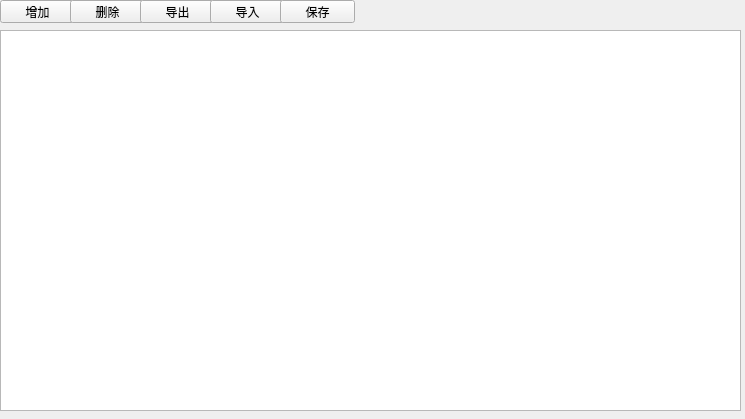
First picture: the form in step4_1.ui, repository albert2lyu/QualityFunctionDeployment, before the edit.
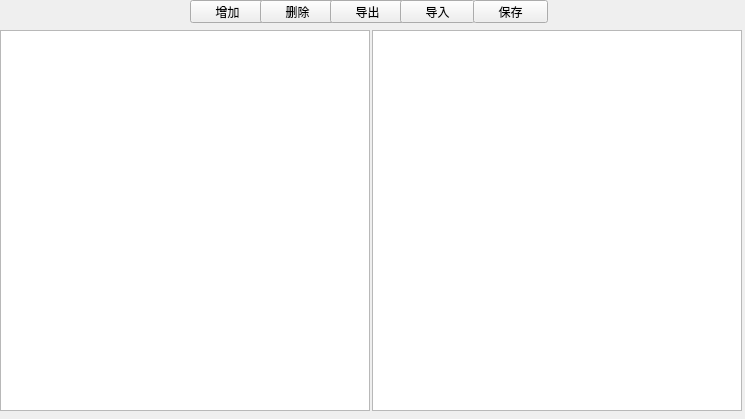
Second picture: the form after the edit.

Commit message: 修改Step4的表格UI 分为两个子表格 左半部分为多选框 负责将数据库中的数据导入并选择 右半部分为输入框 将输入结果保存 点击增加 删除 导 入 导出可以对右侧的表格进行修改 保存可以将两个表的数据导入（待实现）

```diff
--- a/step4_1.ui
+++ b/step4_1.ui
@@ -18,7 +18,7 @@
     <rect>
      <x>0</x>
      <y>30</y>
-     <width>741</width>
+     <width>370</width>
      <height>381</height>
     </rect>
    </property>
@@ -26,7 +26,7 @@
   <widget class="QPushButton" name="pushButton">
    <property name="geometry">
     <rect>
-     <x>0</x>
+     <x>190</x>
      <y>0</y>
      <width>75</width>
      <height>23</height>
@@ -39,7 +39,7 @@
   <widget class="QPushButton" name="pushButton_2">
    <property name="geometry">
     <rect>
-     <x>70</x>
+     <x>260</x>
      <y>0</y>
      <width>75</width>
      <height>23</height>
@@ -52,7 +52,7 @@
   <widget class="QPushButton" name="pushButton_3">
    <property name="geometry">
     <rect>
-     <x>140</x>
+     <x>330</x>
      <y>0</y>
      <width>75</width>
      <height>23</height>
@@ -65,7 +65,7 @@
   <widget class="QPushButton" name="pushButton_4">
    <property name="geometry">
     <rect>
-     <x>210</x>
+     <x>400</x>
      <y>0</y>
      <width>75</width>
      <height>23</height>
@@ -78,7 +78,7 @@
   <widget class="QPushButton" name="pushButton_5">
    <property name="geometry">
     <rect>
-     <x>280</x>
+     <x>473</x>
      <y>0</y>
      <width>75</width>
      <height>23</height>
@@ -88,6 +88,16 @@
     <string>保存</string>
    </property>
   </widget>
+  <widget class="QTableWidget" name="qTableWidget_2">
+   <property name="geometry">
+    <rect>
+     <x>372</x>
+     <y>30</y>
+     <width>370</width>
+     <height>381</height>
+    </rect>
+   </property>
+  </widget>
  </widget>
  <resources/>
  <connections/>
```
The commit also changes 3 other files.
